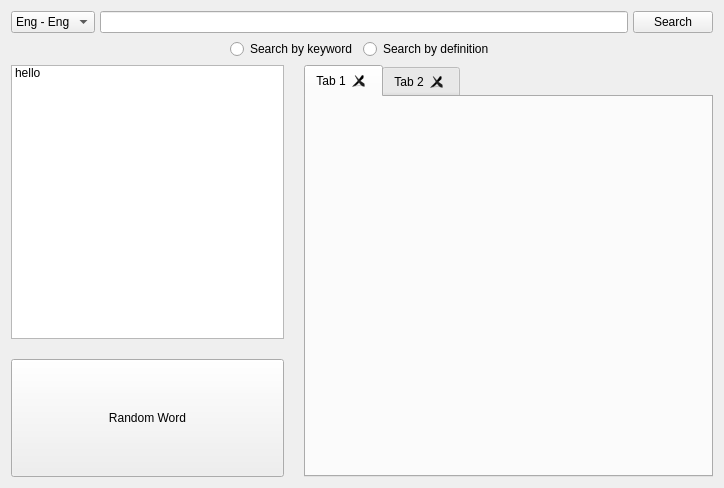
This is widgetsearch.ui in sangpham2710/CS163-Project as Qt 5 draws it before an edit. The edited form follows.
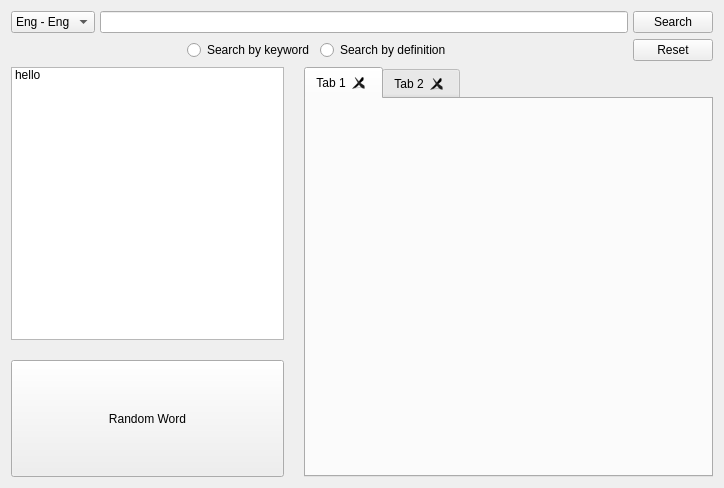
This is the edited form.

Commit message: add reset button

```diff
--- a/widgetsearch.ui
+++ b/widgetsearch.ui
@@ -106,6 +106,13 @@
            </property>
           </spacer>
          </item>
+         <item>
+          <widget class="QPushButton" name="pushButtonReset">
+           <property name="text">
+            <string>Reset</string>
+           </property>
+          </widget>
+         </item>
         </layout>
        </item>
       </layout>
```
